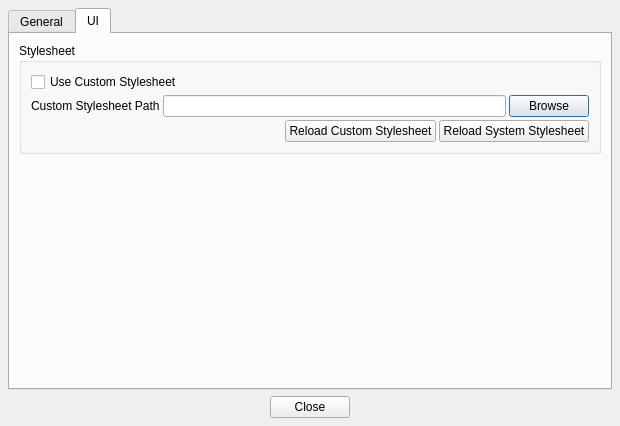
Above: OverwatchPlayerLog/UI/PreferencesDialog.ui from yxbh/Overwatch-Player-Log before the change. Below: the same form after it.
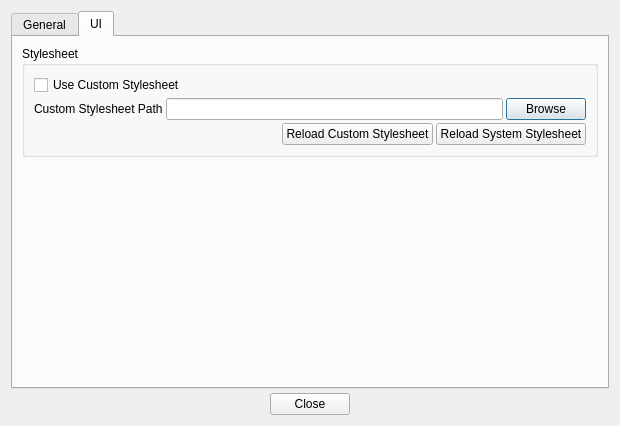
That is the form after the change.

Commit message: preferences dialog UI adjustment

Patch:
```diff
--- a/OverwatchPlayerLog/UI/PreferencesDialog.ui
+++ b/OverwatchPlayerLog/UI/PreferencesDialog.ui
@@ -18,19 +18,19 @@
   </property>
   <layout class="QVBoxLayout" name="verticalLayout">
    <property name="spacing">
-    <number>6</number>
+    <number>4</number>
    </property>
    <property name="leftMargin">
-    <number>8</number>
+    <number>11</number>
    </property>
    <property name="topMargin">
-    <number>8</number>
+    <number>11</number>
    </property>
    <property name="rightMargin">
-    <number>8</number>
+    <number>11</number>
    </property>
    <property name="bottomMargin">
-    <number>8</number>
+    <number>11</number>
    </property>
    <item>
     <widget class="QTabWidget" name="tabWidget">
```
